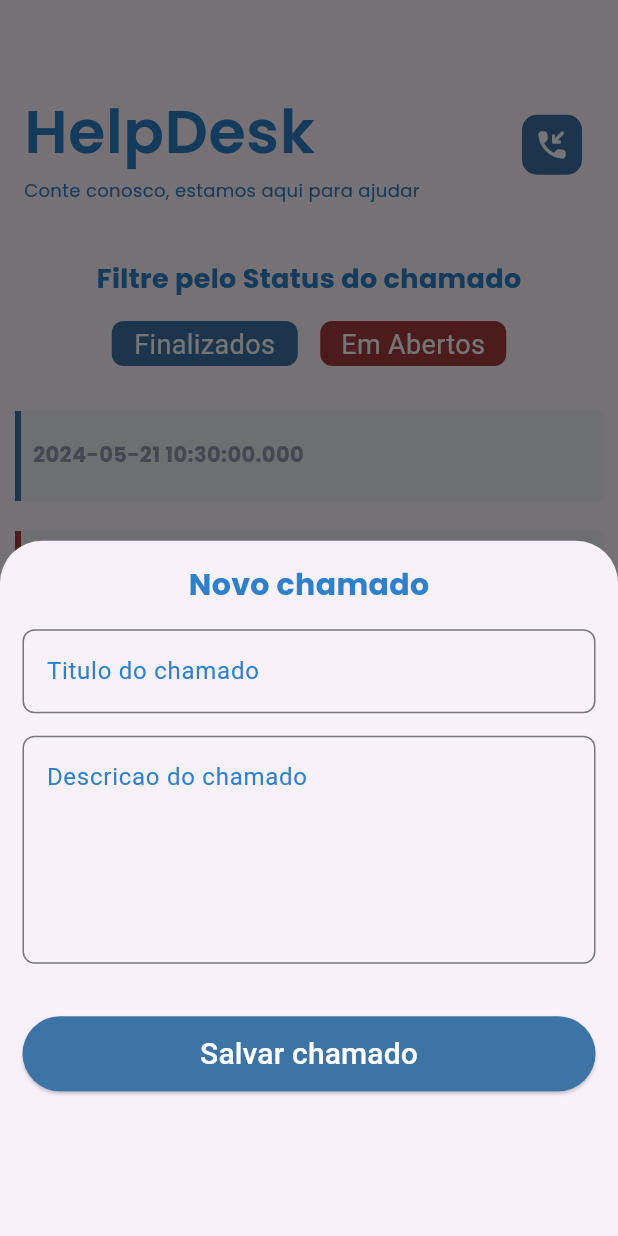
After one commit to EricksonDutra/ProjetosFlutter, a Flutter app: the OrderPage screen opened by its route, scrolled down 50 dp, after a tap on the "phone callback" icon, on a phone screen of 412 x 824 dp. The commit adds this screen. Run offline on Flutter 3.47's test engine with Material 3 defaults, Android fonts, the phone set to English and light mode, and no system bars; our stand-ins replace cloud_firestore, firebase_auth, firebase_core, google_fonts, lottie, sqflite; accounts and stored records are empty; network calls fail; project files that could hold a hidden picture were left out.

Commit message:
complementa projeto firebase

```diff
--- a/lib/home_page.dart
+++ b/lib/home_page.dart
@@ -1,7 +1,5 @@
 import 'package:flutter/material.dart';
 import 'package:lottie/lottie.dart';
-import 'package:teste/projects/conversor_temperatura.dart';
-import 'package:teste/projects/racha_conta.dart';
 import 'package:teste/widgets/drawer_widget.dart';
 
 class HomePage extends StatelessWidget {
--- a/lib/main.dart
+++ b/lib/main.dart
@@ -2,8 +2,8 @@ import 'package:cloud_firestore/cloud_firestore.dart';
 import 'package:firebase_core/firebase_core.dart';
 import 'package:flutter/material.dart';
 import 'package:teste/home_page.dart';
-import 'package:teste/pages/listatarefa_page.dart';
 import 'package:teste/projects/helpdesk/pages/login_page.dart';
+import 'package:teste/projects/helpdesk/pages/order_page.dart';
 import 'package:teste/projects/helpdesk/pages/register_page.dart';
 
 void main() async {
@@ -46,6 +46,7 @@ class MyApp extends StatelessWidget {
         'login': (context) => const LoginPage(),
         'register': (context) => const RegisterPage(),
         'home': (context) => const HomePage(),
+        'order': (context) => const OrderPage(),
       },
     );
   }
--- /dev/null
+++ b/lib/projects/helpdesk/models/orders.dart
@@ -0,0 +1,13 @@
+class Orders {
+  int id;
+  String description;
+  DateTime dataChamado;
+  bool statusChamado;
+
+  Orders({
+    required this.id,
+    required this.description,
+    required this.dataChamado,
+    required this.statusChamado,
+  });
+}
--- /dev/null
+++ b/lib/projects/helpdesk/pages/order_page.dart
@@ -0,0 +1,252 @@
+import 'package:cloud_firestore/cloud_firestore.dart';
+import 'package:flutter/cupertino.dart';
+import 'package:flutter/material.dart';
+import 'package:flutter/widgets.dart';
+import 'package:google_fonts/google_fonts.dart';
+import 'package:teste/projects/helpdesk/models/orders.dart';
+import 'package:teste/projects/helpdesk/utils/app_colors.dart';
+
+class OrderPage extends StatefulWidget {
+  const OrderPage({super.key});
+
+  @override
+  State<OrderPage> createState() => _OrderPageState();
+}
+
+class _OrderPageState extends State<OrderPage> {
+  List<Orders> listaChamados = [
+    Orders(id: 1, description: 'Problema n', dataChamado: DateTime.now(), statusChamado: true),
+    Orders(id: 2, description: 'Problema 2', dataChamado: DateTime.now(), statusChamado: false),
+    Orders(id: 3, description: 'Problema 3', dataChamado: DateTime.now(), statusChamado: true),
+    Orders(id: 4, description: 'Problema 4', dataChamado: DateTime.now(), statusChamado: false),
+    Orders(id: 5, description: 'Problema 5', dataChamado: DateTime.now(), statusChamado: true),
+  ];
+  @override
+  Widget build(BuildContext context) {
+    return Scaffold(
+      appBar: PreferredSize(
+        preferredSize: const Size.fromHeight(152),
+        child: Container(
+          margin: const EdgeInsets.only(top: 50),
+          child: ListTile(
+            title: Text(
+              'HelpDesk',
+              style: GoogleFonts.poppins(
+                  textStyle: TextStyle(fontSize: 40, color: AppColors.textColorBlue, fontWeight: FontWeight.w600)),
+            ),
+            subtitle: Text(
+              'Conte conosco, estamos aqui para ajudar',
+              style: GoogleFonts.poppins(
+                textStyle: TextStyle(
+                  fontSize: 12,
+                  color: AppColors.textColorBlue,
+                ),
+              ),
+            ),
+            trailing: Container(
+              height: 40,
+              width: 40,
+              decoration: BoxDecoration(
+                borderRadius: BorderRadius.circular(10),
+                color: AppColors.primaryColor,
+              ),
+              child: IconButton(
+                icon: const Icon(Icons.phone_callback_rounded),
+                onPressed: () {
+                  print('clicou');
+                  exibirModal(context);
+                },
+                color: Colors.white,
+              ),
+            ),
+          ),
+        ),
+      ),
+      body: Center(
+        child: Column(
+          crossAxisAlignment: CrossAxisAlignment.center,
+          children: [
+            Container(
+              margin: const EdgeInsets.only(top: 30),
+              child: Column(
+                children: [
+                  Text(
+                    'Filtre pelo Status do chamado',
+                    style: GoogleFonts.poppins(
+                        textStyle: TextStyle(
+                      fontSize: 18,
+                      fontWeight: FontWeight.bold,
+                      color: AppColors.textColorBlue,
+                    )),
+                  ),
+                  const SizedBox(height: 15),
+                  Row(
+                    mainAxisAlignment: MainAxisAlignment.center,
+                    children: [
+                      Container(
+                        padding: const EdgeInsets.symmetric(vertical: 3),
+                        width: 124,
+                        height: 30,
+                        decoration: BoxDecoration(
+                          borderRadius: BorderRadius.circular(8),
+                          color: AppColors.primaryColor,
+                        ),
+                        child: const Text(
+                          'Finalizados',
+                          textAlign: TextAlign.center,
+                          style: TextStyle(
+                            color: Colors.white,
+                            fontSize: 18,
+                          ),
+                        ),
+                      ),
+                      const SizedBox(width: 15),
+                      Container(
+                        padding: const EdgeInsets.symmetric(vertical: 3),
+                        width: 124,
+                        height: 30,
+                        decoration: BoxDecoration(
+                          borderRadius: BorderRadius.circular(8),
+                          color: AppColors.buttonRed,
+                        ),
+                        child: const Text(
+                          'Em Abertos',
+                          textAlign: TextAlign.center,
+                          style: TextStyle(
+                            color: Colors.white,
+                            fontSize: 18,
+                          ),
+                        ),
+                      ),
+                    ],
+                  ),
+                ],
+              ),
+            ),
+            const SizedBox(height: 30),
+            Expanded(
+              child: ListView.builder(
+                itemCount: listaChamados.length,
+                itemBuilder: (context, index) {
+                  return Padding(
+                    padding: const EdgeInsets.all(10.0),
+                    child: buildOrder(listaChamados[index]),
+                  );
+                },
+              ),
+            ),
+          ],
+        ),
+      ),
+    );
+  }
+
+  Widget buildOrder(Orders obj) {
+    return Container(
+      width: 340,
+      height: 100,
+      decoration: BoxDecoration(
+        border: Border(
+          left: BorderSide(
+            width: 4,
+            color: obj.statusChamado ? AppColors.primaryColor : AppColors.buttonRed,
+          ),
+        ),
+        color: const Color(0xffF0f2f5),
+      ),
+      child: ListTile(
+        contentPadding: const EdgeInsets.all(8.0),
+        title: Text(
+          obj.description,
+          style: GoogleFonts.poppins(
+            textStyle: TextStyle(
+              fontSize: 18,
+              fontWeight: FontWeight.bold,
+              color: AppColors.textColorBlue,
+            ),
+          ),
+        ),
+        subtitle: Padding(
+          padding: const EdgeInsets.only(top: 16.0),
+          child: Text(
+            obj.dataChamado.toString(),
+            style: GoogleFonts.poppins(
+              textStyle: TextStyle(
+                fontSize: 14,
+                fontWeight: FontWeight.bold,
+                color: AppColors.textDescriptionCard,
+              ),
+            ),
+          ),
+        ),
+      ),
+    );
+  }
+
+  void exibirModal(context) {
+    showModalBottomSheet(
+      context: context,
+      builder: (context) => SizedBox(
+        width: double.infinity,
+        child: Padding(
+          padding: const EdgeInsets.all(15.0),
+          child: Column(
+            crossAxisAlignment: CrossAxisAlignment.center,
+            children: [
+              Text(
+                'Novo chamado',
+                style: GoogleFonts.poppins(
+                  textStyle: TextStyle(
+                    fontSize: 20,
+                    fontWeight: FontWeight.bold,
+                    color: AppColors.textColorBlue,
+                  ),
+                ),
+              ),
+              const SizedBox(height: 15),
+              TextField(
+                decoration: InputDecoration(
+                  hintText: 'Titulo do chamado',
+                  border: OutlineInputBorder(
+                    borderRadius: BorderRadius.circular(8),
+                  ),
+                  hintStyle: TextStyle(color: AppColors.textColorBlue),
+                ),
+              ),
+              const SizedBox(height: 15),
+              TextField(
+                maxLines: 5,
+                decoration: InputDecoration(
+                  hintText: 'Descricao do chamado',
+                  border: OutlineInputBorder(
+                    borderRadius: BorderRadius.circular(8),
+                  ),
+                  hintStyle: TextStyle(color: AppColors.textColorBlue),
+                ),
+              ),
+              const SizedBox(height: 15),
+              Container(
+                width: double.infinity,
+                height: 50,
+                margin: const EdgeInsets.only(top: 20),
+                child: ElevatedButton(
+                  onPressed: () {},
+                  style: ElevatedButton.styleFrom(
+                    backgroundColor: AppColors.primaryColor,
+                  ),
+                  child: const Text(
+                    'Salvar chamado',
+                    style: TextStyle(
+                      fontSize: 20,
+                      color: Colors.white,
+                    ),
+                  ),
+                ),
+              )
+            ],
+          ),
+        ),
+      ),
+    );
+  }
+}
--- a/lib/projects/helpdesk/pages/register_page.dart
+++ b/lib/projects/helpdesk/pages/register_page.dart
@@ -1,4 +1,3 @@
-import 'package:cloud_firestore/cloud_firestore.dart';
 import 'package:firebase_auth/firebase_auth.dart';
 import 'package:flutter/material.dart';
 import 'package:google_fonts/google_fonts.dart';
```
